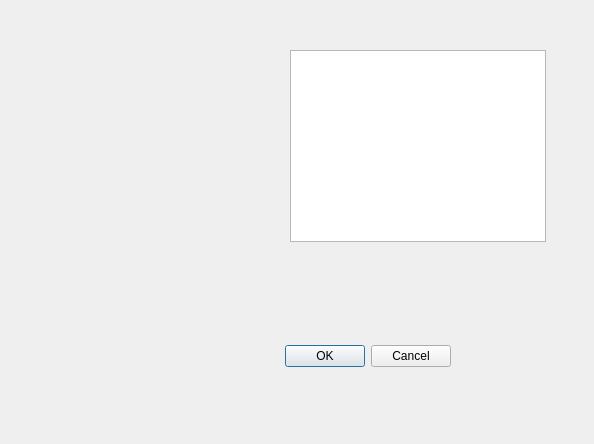
Qt form relational_gui/rel_edit.ui (ltworf/relational) before a commit.
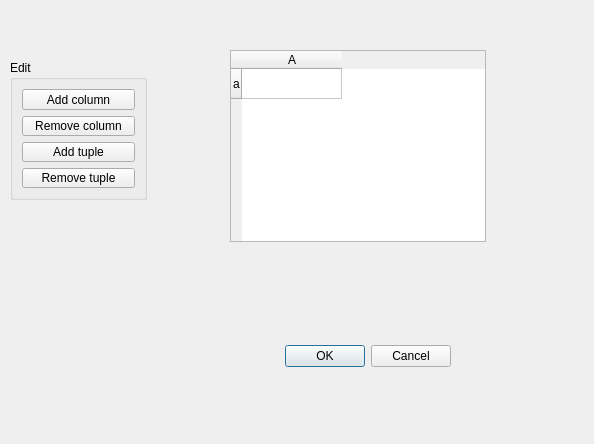
The same form after that commit.

```diff
--- a/relational_gui/rel_edit.ui
+++ b/relational_gui/rel_edit.ui
@@ -32,12 +32,65 @@
   <widget class="QTableWidget" name="table">
    <property name="geometry">
     <rect>
-     <x>290</x>
+     <x>230</x>
      <y>50</y>
      <width>256</width>
      <height>192</height>
     </rect>
    </property>
+   <row>
+    <property name="text">
+     <string>a</string>
+    </property>
+   </row>
+   <column>
+    <property name="text">
+     <string>A</string>
+    </property>
+   </column>
+  </widget>
+  <widget class="QGroupBox" name="groupBox">
+   <property name="geometry">
+    <rect>
+     <x>10</x>
+     <y>60</y>
+     <width>137</width>
+     <height>140</height>
+    </rect>
+   </property>
+   <property name="title">
+    <string>Edit</string>
+   </property>
+   <layout class="QVBoxLayout" name="verticalLayout">
+    <item>
+     <widget class="QPushButton" name="cmdAddColumn">
+      <property name="text">
+       <string>Add column</string>
+      </property>
+     </widget>
+    </item>
+    <item>
+     <widget class="QPushButton" name="cmdRemoveColumn">
+      <property name="text">
+       <string>Remove column</string>
+      </property>
+     </widget>
+    </item>
+    <item>
+     <widget class="QPushButton" name="cmdAddTuple">
+      <property name="text">
+       <string>Add tuple</string>
+      </property>
+     </widget>
+    </item>
+    <item>
+     <widget class="QPushButton" name="cmdRemoveTuple">
+      <property name="text">
+       <string>Remove tuple</string>
+      </property>
+     </widget>
+    </item>
+   </layout>
   </widget>
  </widget>
  <resources/>
```
Left out of the diff: 8 changed lines with no effect on the pictures.
